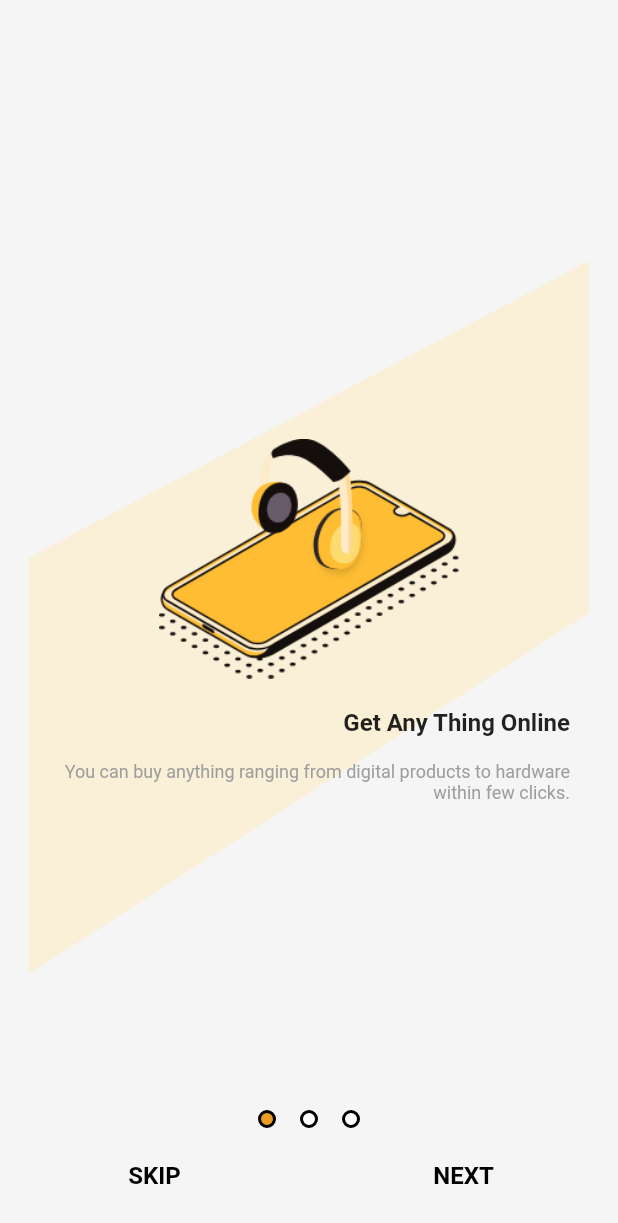
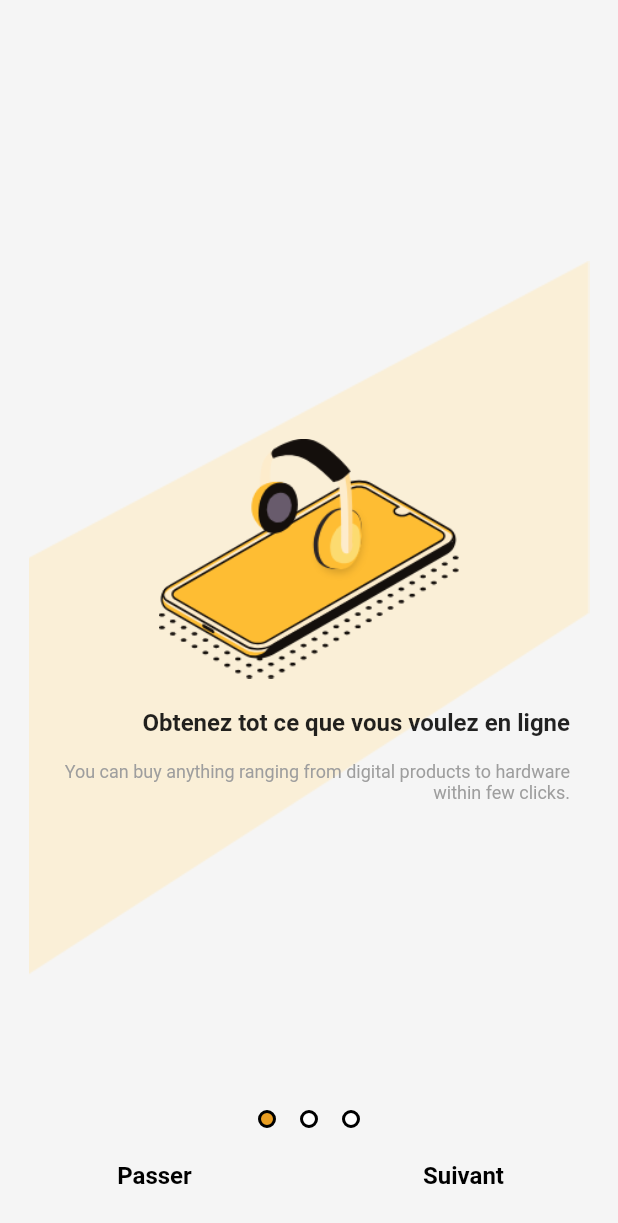
Before and after one commit to omar6260/E-commerce-app, a Flutter app: the screen it shows after launch, on a phone screen of 412 x 824 dp. Shown: the top 1223 px of the screen. Run offline on Flutter 3.47's test engine with Material 2 defaults, Android fonts, the phone set to English and light mode, and no system bars.

```diff
--- a/lib/src/presentation/pages/intro_page/onboarding_page.dart
+++ b/lib/src/presentation/pages/intro_page/onboarding_page.dart
@@ -1,6 +1,6 @@
 // ignore_for_file: deprecated_member_use
 
-import 'package:e_commerce_app/src/presentation/pages/home_page.dart';
+import 'package:e_commerce_app/src/presentation/pages/home_page/home_page.dart';
 import 'package:flutter/material.dart';
 
 import '../../../data/repositories/app_properitie.dart';
@@ -32,8 +32,7 @@ class _OnboardingPageState extends State<OnboardingPage> {
                 setState(() {
                   pageIndex = value;
                 });
-              }
-              ),
+              }),
               controller: controller,
               children: [
                 Column(
@@ -47,17 +46,18 @@ class _OnboardingPageState extends State<OnboardingPage> {
                         width: 200,
                       ),
                     ),
-                    const Padding(padding: EdgeInsets.symmetric(horizontal: 32),
+                    const Padding(
+                      padding: EdgeInsets.symmetric(horizontal: 32),
                       child: Text(
-                        'Get Any Thing Online',
+                        'Obtenez tot ce que vous voulez en ligne',
                         textAlign: TextAlign.right,
                         style: TextStyle(
                             fontWeight: FontWeight.bold, fontSize: 16),
                       ),
                     ),
                     const Padding(
-                      padding: EdgeInsets.symmetric(
-                          horizontal: 32, vertical: 16.0),
+                      padding:
+                          EdgeInsets.symmetric(horizontal: 32, vertical: 16.0),
                       child: Text(
                         'You can buy anything ranging from digital products to hardware within few clicks.',
                         textAlign: TextAlign.right,
@@ -80,15 +80,15 @@ class _OnboardingPageState extends State<OnboardingPage> {
                     const Padding(
                       padding: EdgeInsets.symmetric(horizontal: 32),
                       child: Text(
-                        'Shipping to anywhere ',
+                        'Expédition rapide',
                         textAlign: TextAlign.right,
                         style: TextStyle(
                             fontWeight: FontWeight.bold, fontSize: 16),
                       ),
                     ),
                     const Padding(
-                      padding: EdgeInsets.symmetric(
-                          horizontal: 32, vertical: 16.0),
+                      padding:
+                          EdgeInsets.symmetric(horizontal: 32, vertical: 16.0),
                       child: Text(
                         'We will ship to anywhere in the world, With 30 day 100% money back policy.',
                         textAlign: TextAlign.right,
@@ -111,15 +111,15 @@ class _OnboardingPageState extends State<OnboardingPage> {
                     const Padding(
                       padding: EdgeInsets.symmetric(horizontal: 32),
                       child: Text(
-                        'On-time delivery',
+                        'details de livraison',
                         textAlign: TextAlign.right,
                         style: TextStyle(
                             fontWeight: FontWeight.bold, fontSize: 16),
                       ),
                     ),
                     const Padding(
-                      padding: EdgeInsets.symmetric(
-                          horizontal: 32, vertical: 16.0),
+                      padding:
+                          EdgeInsets.symmetric(horizontal: 32, vertical: 16.0),
                       child: Text(
                         'You can track your product with our powerful tracking service.',
                         textAlign: TextAlign.right,
@@ -176,7 +176,7 @@ class _OnboardingPageState extends State<OnboardingPage> {
                           child: FlatButton(
                             splashColor: Colors.transparent,
                             child: Text(
-                              'SKIP',
+                              'Passer',
                               style: TextStyle(
                                   color: Colors.black,
                                   fontWeight: FontWeight.bold,
@@ -193,7 +193,7 @@ class _OnboardingPageState extends State<OnboardingPage> {
                             ? FlatButton(
                                 splashColor: Colors.transparent,
                                 child: Text(
-                                  'NEXT',
+                                  'Suivant',
                                   style: TextStyle(
                                       color: Colors.black,
                                       fontWeight: FontWeight.bold,
@@ -210,7 +210,7 @@ class _OnboardingPageState extends State<OnboardingPage> {
                             : FlatButton(
                                 splashColor: Colors.transparent,
                                 child: const Text(
-                                  'FINISH',
+                                  'Terminer',
                                   style: TextStyle(
                                       color: Colors.black,
                                       fontWeight: FontWeight.bold,
--- a/pubspec.yaml
+++ b/pubspec.yaml
@@ -35,6 +35,10 @@ dependencies:
   # Use with the CupertinoIcons class for iOS style icons.
   cupertino_icons: ^1.0.2
   flutter_native_splash: ^2.2.9
+  http: ^0.13.5
+  riverpod: ^1.0.3+1
+  equatable: ^2.0.5
+
 
 flutter_native_splash:
   image: assets/logo.png
```
Also changed, not shown: lib/src/application/service/api_service.dart (+80 -1 lines), lib/src/presentation/pages/register_page/login_page.dart (deleted, +0 -15 lines), lib/src/data/repositories/auth_repo/auth_repo_provider.dart (added), lib/src/domain/models/auth_modeol/auth_swchit_button.dart (added), lib/src/domain/models/auth_modeol/text_input_field.dart (added), lib/src/presentation/pages/authentification/auth_view.dart (added), lib/src/presentation/pages/home_page/home_page.dart (renamed from lib/src/presentation/pages/home_page.dart), pubspec.lock.
